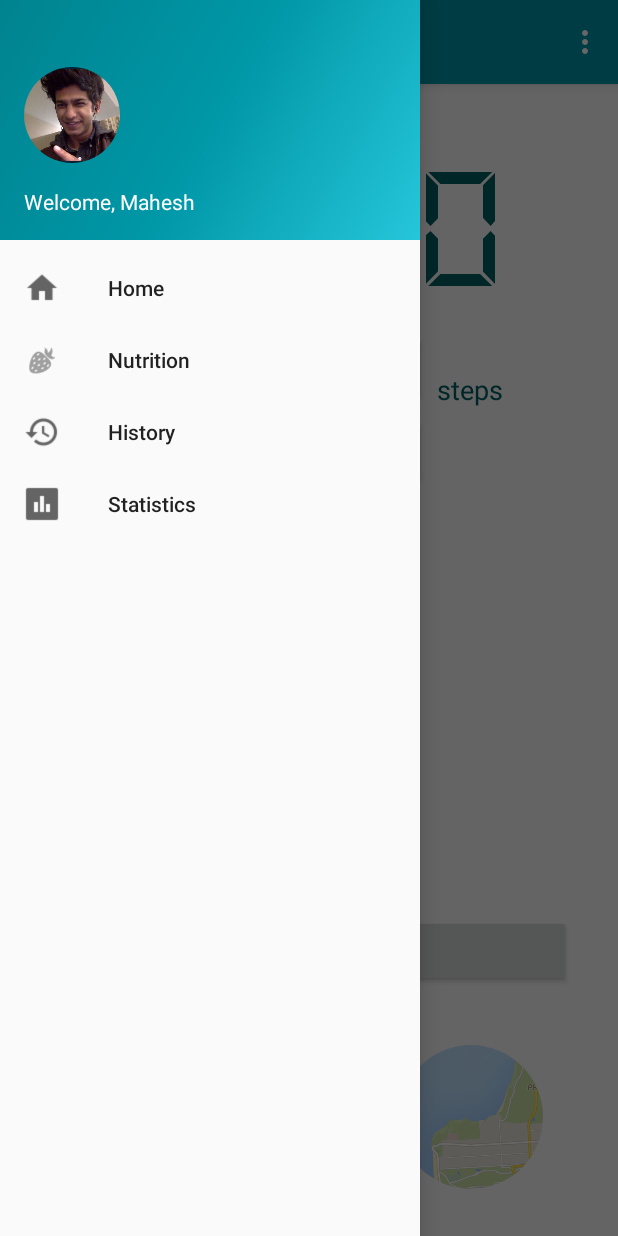
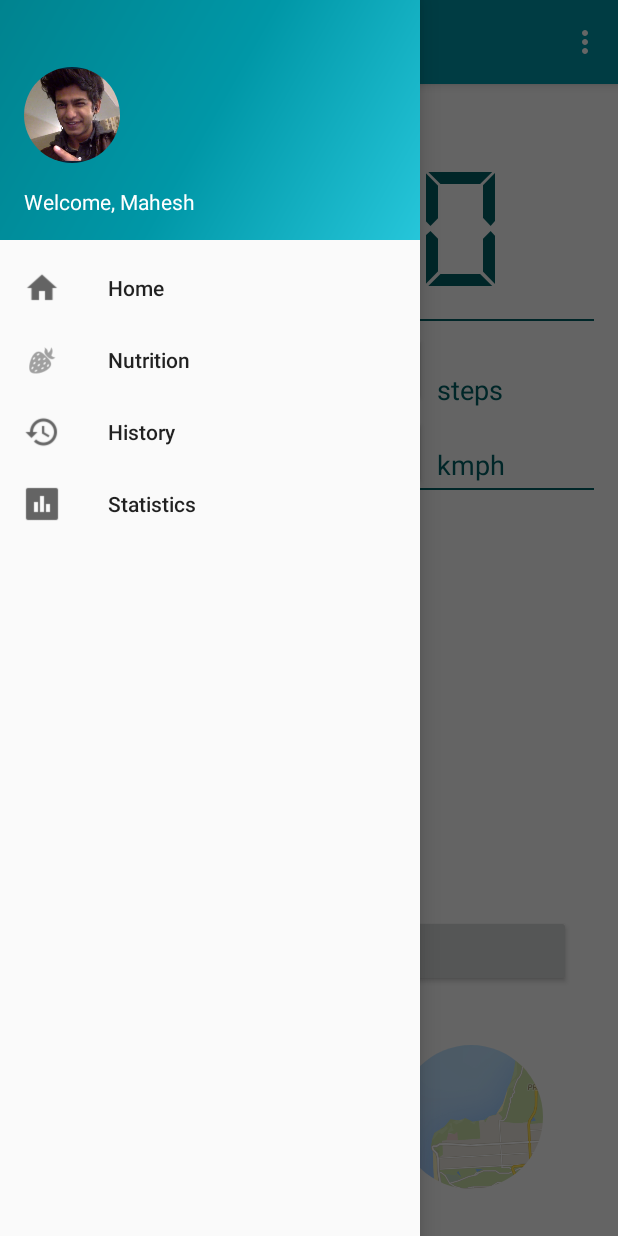
Before and after one commit to MaheshSinghSawant/CSC780Android, an Android app: the screen it shows after launch (HomeScreen), with the side drawer open, on a phone screen of 412 x 824 dp. Run offline under Robolectric (Android 15) with nearby library versions, the phone set to English and light mode, and no system bars; our stand-ins replace CircleImageView; plain views replace FancyButton.

Commit message:
Nutrtion counters

```diff
--- a/BoltFitnessTracker/app/build.gradle
+++ b/BoltFitnessTracker/app/build.gradle
@@ -28,4 +28,5 @@ dependencies {
     compile 'com.github.medyo:fancybuttons:1.5@aar'
     compile 'de.hdodenhof:circleimageview:2.0.0'
     compile 'com.google.android.gms:play-services:8.1.0'
+    compile 'com.github.lzyzsd:circleprogress:1.1.0@aar'
 }
--- a/BoltFitnessTracker/app/src/main/res/layout/content_home_screen.xml
+++ b/BoltFitnessTracker/app/src/main/res/layout/content_home_screen.xml
@@ -51,6 +51,65 @@
         android:layout_marginLeft="275dp"
         android:layout_marginTop="175dp"
         />
+
+    <TextView
+        android:layout_width="wrap_content"
+        android:layout_height="wrap_content"
+        android:id="@+id/kcal"
+        android:fontFamily="sans-serif"
+        android:textSize="18dp"
+        android:textColor="#006064"
+        android:text="kcal"
+        android:layout_alignParentTop="true"
+        android:layout_alignParentLeft="true"
+        android:layout_marginLeft="130dp"
+        android:layout_marginTop="175dp"
+        />
+
+    <TextView
+        android:layout_width="wrap_content"
+        android:layout_height="wrap_content"
+        android:id="@+id/bpm"
+        android:fontFamily="sans-serif"
+        android:textSize="18dp"
+        android:textColor="#006064"
+        android:text="bpm"
+        android:layout_alignParentTop="true"
+        android:layout_alignParentLeft="true"
+        android:layout_marginLeft="130dp"
+        android:layout_marginTop="225dp"
+        />
+
+
+    <View
+        android:layout_width="match_parent"
+        android:layout_height="1dp"
+        android:background="#006064"
+        android:layout_below="@+id/chronometer"
+        />
+
+    <View
+        android:layout_width="match_parent"
+        android:layout_height="1dp"
+        android:background="#006064"
+        android:layout_below="@+id/heartbeat_icon"
+        />
+
+
+    <TextView
+        android:layout_width="wrap_content"
+        android:layout_height="wrap_content"
+        android:id="@+id/kmph"
+        android:fontFamily="sans-serif"
+        android:textSize="18dp"
+        android:textColor="#006064"
+        android:text="kmph"
+        android:layout_alignParentTop="true"
+        android:layout_alignParentLeft="true"
+        android:layout_marginLeft="275dp"
+        android:layout_marginTop="225dp"
+        />
+
 
     <mehdi.sakout.fancybuttons.FancyButton
         android:id="@+id/btn_select_activity"
```
Also changed, not shown: BoltFitnessTracker/app/src/main/java/com/example/mahesh/boltfitnesstracker/HistoryScreen.java (+8 -8 lines), BoltFitnessTracker/app/src/main/java/com/example/mahesh/boltfitnesstracker/NutritionScreen.java (+8 -8 lines), BoltFitnessTracker/app/src/main/java/com/example/mahesh/boltfitnesstracker/StatisticsScreen.java (+8 -8 lines), BoltFitnessTracker/app/src/main/res/layout/app_bar_history_screen.xml (+4 -4 lines), BoltFitnessTracker/app/src/main/res/layout/app_bar_nutrition_screen.xml (+4 -4 lines), BoltFitnessTracker/app/src/main/res/layout/app_bar_statistics_screen.xml (+4 -4 lines), BoltFitnessTracker/app/src/main/res/layout/content_nutrition_screen.xml (+30 -0 lines), BoltFitnessTracker/app/src/main/res/layout/nav_header_history_screen.xml (+7 -3 lines), BoltFitnessTracker/app/src/main/res/layout/nav_header_nutrition_screen.xml (+7 -3 lines), BoltFitnessTracker/app/src/main/res/layout/nav_header_statistics_screen.xml (+7 -3 lines), BoltFitnessTracker/app/src/main/res/values/styles.xml (+26 -0 lines), 2 other files.
